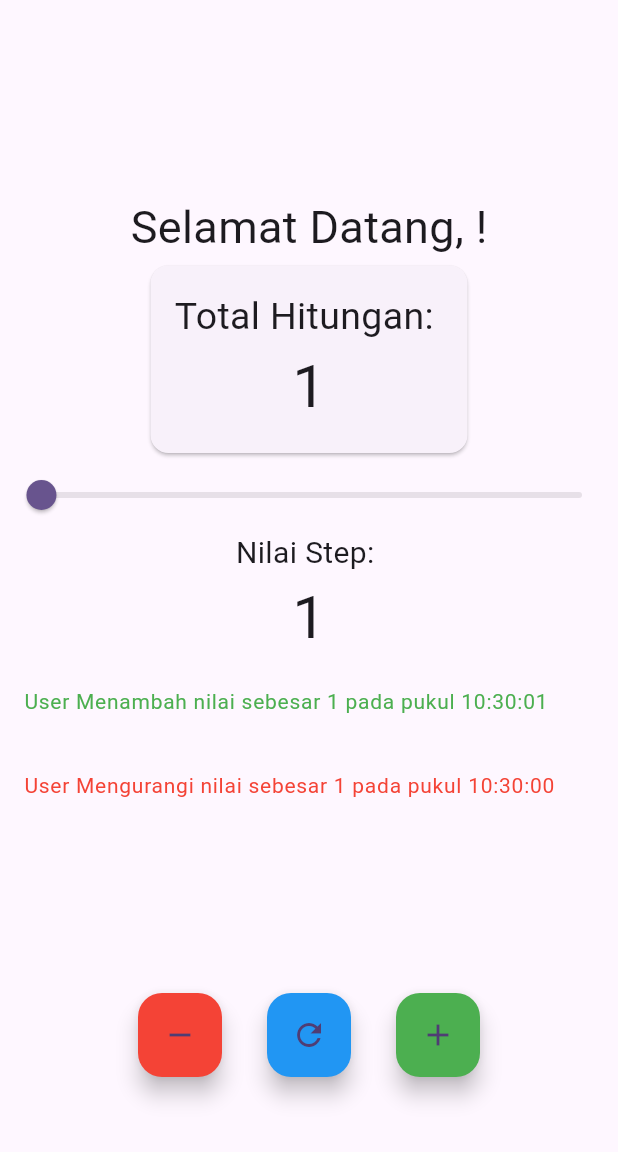
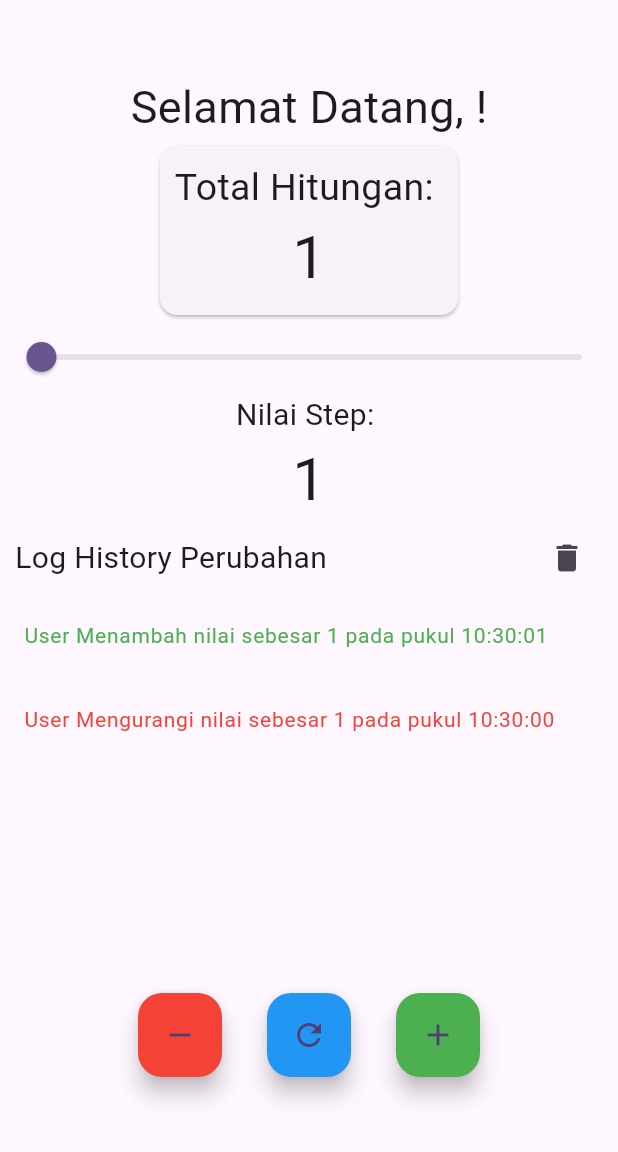
Before and after one commit to AlfaNaufal/Proyek4, a Flutter app: the CounterView screen opened directly with empty values, after a tap on the "remove" icon, after a tap on the "add" icon, on a phone screen of 412 x 824 dp, the part 84-1236 px from its top. Run offline on Flutter 3.47's test engine with Material 3 defaults, Android fonts, the phone set to English and light mode, and no system bars; our stand-ins replace shared_preferences; accounts and stored records are empty.

Commit message:
Modul2_Task3_Done

```diff
--- a/logbook_app_001/lib/features/auth/login_controller.dart
+++ b/logbook_app_001/lib/features/auth/login_controller.dart
@@ -5,7 +5,7 @@ class LoginController {
   //   "user2": "password2",
   // };
   final List<Map<String, String>> _validuser = [
-    {"username": "admin", "password": "admin123"},
+    {"username": "admin", "password": "123"},
     {"username": "user1", "password": "pw1"},
     {"username": "user2", "password": "pw2"},
   ];
--- a/logbook_app_001/lib/features/auth/login_view.dart
+++ b/logbook_app_001/lib/features/auth/login_view.dart
@@ -1,5 +1,4 @@
 import 'dart:async';
-
 import 'package:flutter/material.dart';
 import 'package:logbook_app_001/features/auth/login_controller.dart';
 import 'package:logbook_app_001/features/logbook/counter_view.dart';
@@ -14,7 +13,7 @@ class _LoginViewState extends State<LoginView> {
   final LoginController _controller = LoginController();
   final TextEditingController _userController = TextEditingController();
   final TextEditingController _passController = TextEditingController();
-  bool _show = false;
+  bool _show = true;
   bool _validateUser = false;
   bool _validatePass = false;
   bool _isActive = true;
@@ -46,6 +45,7 @@ class _LoginViewState extends State<LoginView> {
       print("Percobaan login: $_count");
       if (_count > 3) {
         print("masuk");
+        _count = 1;
         setState(() => _isActive = false);
         _startTimer();
         ScaffoldMessenger.of(context).showSnackBar(
--- a/logbook_app_001/lib/features/logbook/counter_controller.dart
+++ b/logbook_app_001/lib/features/logbook/counter_controller.dart
@@ -1,30 +1,47 @@
+import 'package:shared_preferences/shared_preferences.dart';
+
 class CounterController {
   int _counter = 0;
   int _step = 1; //default step value
-
-  final List<String> _logs = ["", "", "", "", ""];
+  List<String> _logs = [];
 
   int get value => _counter;
   int get step => _step;
 
-  void setStep(value) {
+
+  Future<void> saveLastValue(int value, List<String> logs) async {
+    final prefs = await SharedPreferences.getInstance();
+    await prefs.setInt('lastCounter', value);
+    await prefs.setStringList('logs', logs);
+  }
+
+  Future<void> loadLastValue() async {
+    final prefs = await SharedPreferences.getInstance();
+    _counter = prefs.getInt('lastCounter') ?? 0;
+    _logs = prefs.getStringList('logs') ?? [];
+  }
+
+  void setStep(int value) {
     _step = value;
   }
 
   void stepIncrement() {
     _counter += step;
     addLog("Menambah");
+    saveLastValue(_counter, _logs);
   }
 
   void stepDecrement() {
     if (_counter >= step) _counter -= step;
     addLog("Mengurangi");
+    saveLastValue(_counter, _logs);
   }
 
   void stepReset() {
-     _counter = 0;
-     addLog("Mereset");
-     }
+    _counter = 0;
+    addLog("Mereset");
+    saveLastValue(_counter, _logs);
+  }
 
   List<String> get logs => _logs;
 
--- a/logbook_app_001/lib/features/logbook/counter_view.dart
+++ b/logbook_app_001/lib/features/logbook/counter_view.dart
@@ -12,6 +12,14 @@ class CounterView extends StatefulWidget {
 class _CounterViewState extends State<CounterView> {
   final CounterController _controller = CounterController();
   final stepController = TextEditingController();
+
+  @override
+  void initState() {
+    super.initState();
+    _controller.loadLastValue().then((_) {
+      setState(() {});
+    });
+  }
 
   @override
   void dispose() {
@@ -67,20 +75,18 @@ class _CounterViewState extends State<CounterView> {
           ),
         ],
       ),
-      body: Padding(
-        padding: const EdgeInsets.only(top: 30),
-        child: Center(
+      body: Center(
         child: Column(
           mainAxisAlignment: MainAxisAlignment.center,
           children: [
-              SizedBox(height: 100),
+            SizedBox(height: 50),
             Text(
               "Selamat Datang, ${widget.username}!",
               style: TextStyle(fontSize: 30),
             ),
             Card(
               child: Padding(
-                  padding: EdgeInsets.all(16),
+                padding: EdgeInsets.all(10),
                 child: Column(
                   children: [
                     const Text(
@@ -122,9 +128,26 @@ class _CounterViewState extends State<CounterView> {
             ),
             Text("Nilai Step: ", style: TextStyle(fontSize: 20)),
             Text('${_controller.step}', style: const TextStyle(fontSize: 40)),
+            Padding(
+              padding: const EdgeInsets.only(left: 10, right: 10),
+              child: Row(
+                mainAxisAlignment: MainAxisAlignment.spaceBetween,
+                children: [
+                  Text("Log History Perubahan", style: TextStyle(fontSize: 20)),
+                  IconButton(
+                    onPressed: () => setState(() {
+                      _controller.logs.clear();
+                    }),
+                    icon: Icon(Icons.delete),
+                  ),
+                ],
+              ),
+            ),
             Expanded(
               child: ListView.builder(
-                  itemCount: 5,
+                itemCount: (_controller.logs.length < 5)
+                    ? _controller.logs.length
+                    : 5,
                 itemBuilder: (context, index) {
                   Color textColor = Colors.black;
 
@@ -151,8 +174,13 @@ class _CounterViewState extends State<CounterView> {
                 mainAxisAlignment: MainAxisAlignment.center,
                 children: [
                   FloatingActionButton(
-                      onPressed: () =>
-                          setState(() => _controller.stepDecrement()),
+                    onPressed: () => setState(() {
+                      _controller.stepDecrement();
+                      _controller.saveLastValue(
+                        _controller.value,
+                        _controller.logs,
+                      );
+                    }),
                     child: Icon(Icons.remove),
                     backgroundColor: Colors.red,
                   ),
@@ -164,8 +192,13 @@ class _CounterViewState extends State<CounterView> {
                         duration: Duration(seconds: 3),
                         action: SnackBarAction(
                           label: 'Reset',
-                            onPressed: () =>
-                                setState(() => _controller.stepReset()),
+                          onPressed: () => setState(() {
+                            _controller.stepReset();
+                            _controller.saveLastValue(
+                              _controller.value,
+                              _controller.logs,
+                            );
+                          }),
                         ),
                       );
                       ScaffoldMessenger.of(context).showSnackBar(snackBar);
@@ -176,7 +209,13 @@ class _CounterViewState extends State<CounterView> {
                   SizedBox(width: 30),
                   FloatingActionButton(
                     onPressed: () {
-                        setState(() => _controller.stepIncrement());
+                      setState(() {
+                        _controller.stepIncrement();
+                        _controller.saveLastValue(
+                          _controller.value,
+                          _controller.logs,
+                        );
+                      });
                     },
                     child: Icon(Icons.add),
                     backgroundColor: Colors.green,
@@ -187,7 +226,6 @@ class _CounterViewState extends State<CounterView> {
           ],
         ),
       ),
-      ),
     );
   }
 }
--- a/logbook_app_001/pubspec.yaml
+++ b/logbook_app_001/pubspec.yaml
@@ -30,7 +30,7 @@ environment:
 dependencies:
   flutter:
     sdk: flutter
-  flutter_timer_countdown: ^1.0.7
+  shared_preferences: ^2.2.2
 
   # The following adds the Cupertino Icons font to your application.
   # Use with the CupertinoIcons class for iOS style icons.
```
Also changed, not shown: logbook_app_001/pubspec.lock, 1 other file. Lines whose indentation alone changed are shown as unchanged.
